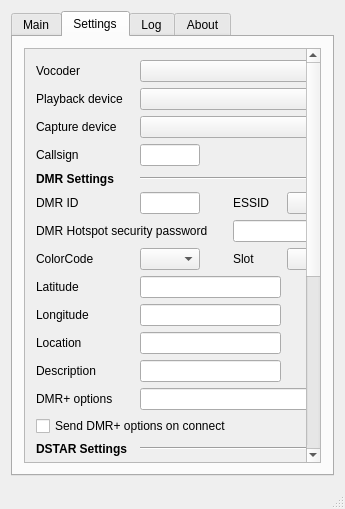
First picture: the form in dudestar.ui, repository ea5gvk/nostar-dudestar, before the edit.
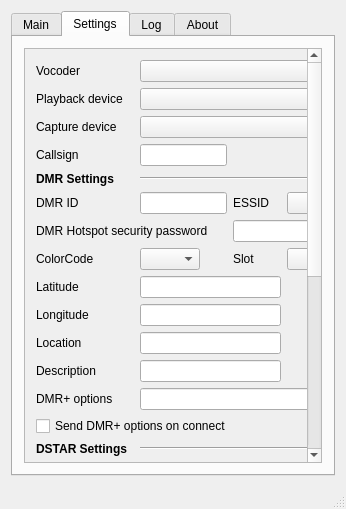
Second picture: the form after the edit. The open tabs and pages were chosen to show the change. Icons and pictures are not drawn.

The edit to the form file:
```diff
--- a/dudestar.ui
+++ b/dudestar.ui
@@ -6,7 +6,7 @@
    <rect>
     <x>0</x>
     <y>0</y>
-    <width>340</width>
+    <width>346</width>
     <height>471</height>
    </rect>
   </property>
@@ -699,7 +699,7 @@
              <widget class="QLineEdit" name="editDMRID">
               <property name="maximumSize">
                <size>
-                <width>60</width>
+                <width>16777215</width>
                 <height>16777215</height>
                </size>
               </property>
@@ -709,7 +709,7 @@
              <widget class="QLineEdit" name="editCallsign">
               <property name="maximumSize">
                <size>
-                <width>60</width>
+                <width>16777215</width>
                 <height>16777215</height>
                </size>
               </property>
```
Left out of the diff: 8 changed lines with no effect on the pictures.
